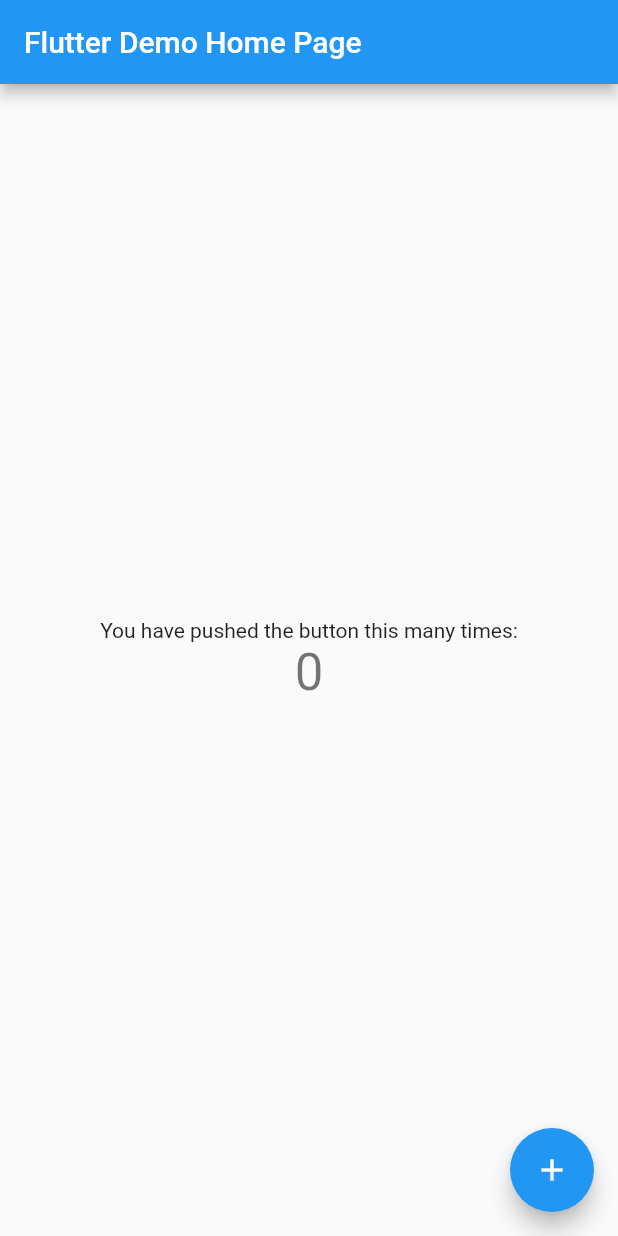
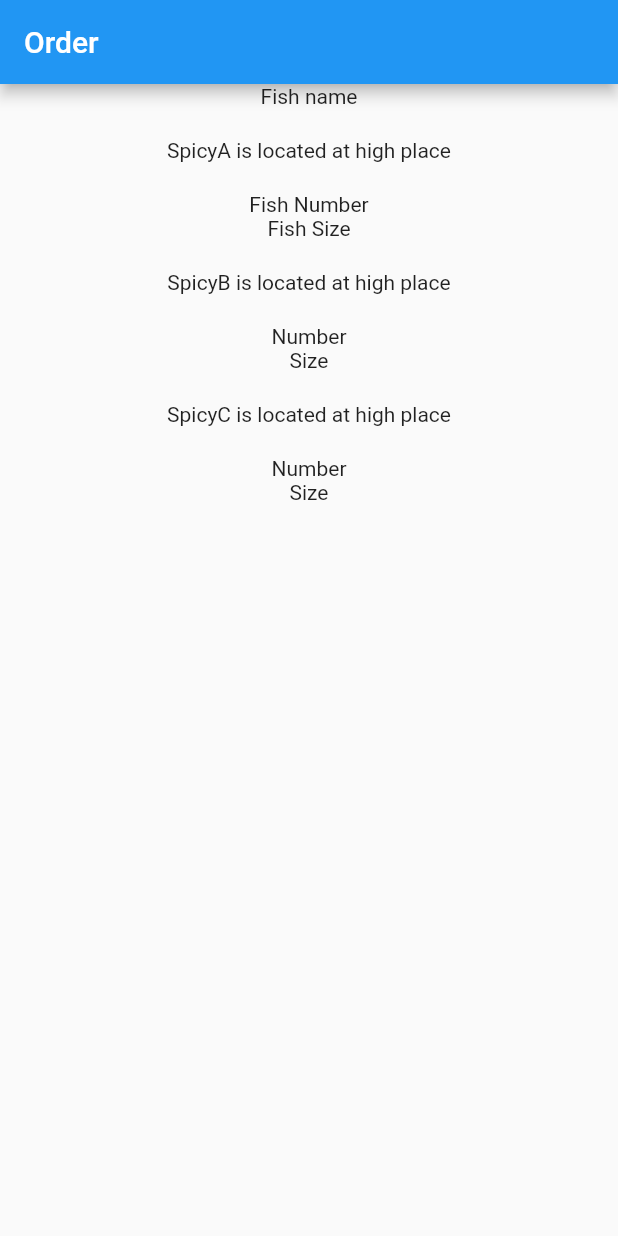
Before and after one commit to kangminchan99/Flutter_Provider, a Flutter app: the screen it shows after launch, on a phone screen of 412 x 824 dp. Run offline on Flutter 3.47's test engine with Material 2 defaults, Android fonts, the phone set to English and light mode, and no system bars.

Commit message:
fish order setting

```diff
--- a/lib/main.dart
+++ b/lib/main.dart
@@ -7,109 +7,124 @@ void main() {
 class MyApp extends StatelessWidget {
   const MyApp({super.key});
 
-  // This widget is the root of your application.
   @override
   Widget build(BuildContext context) {
-    return MaterialApp(
-      title: 'Flutter Demo',
-      theme: ThemeData(
-        // This is the theme of your application.
-        //
-        // Try running your application with "flutter run". You'll see the
-        // application has a blue toolbar. Then, without quitting the app, try
-        // changing the primarySwatch below to Colors.green and then invoke
-        // "hot reload" (press "r" in the console where you ran "flutter run",
-        // or simply save your changes to "hot reload" in a Flutter IDE).
-        // Notice that the counter didn't reset back to zero; the application
-        // is not restarted.
-        primarySwatch: Colors.blue,
-      ),
-      home: const MyHomePage(title: 'Flutter Demo Home Page'),
+    return const MaterialApp(
+      home: FishOrder(),
     );
   }
 }
 
-class MyHomePage extends StatefulWidget {
-  const MyHomePage({super.key, required this.title});
-
-  // This widget is the home page of your application. It is stateful, meaning
-  // that it has a State object (defined below) that contains fields that affect
-  // how it looks.
-
-  // This class is the configuration for the state. It holds the values (in this
-  // case the title) provided by the parent (in this case the App widget) and
-  // used by the build method of the State. Fields in a Widget subclass are
-  // always marked "final".
-
-  final String title;
-
-  @override
-  State<MyHomePage> createState() => _MyHomePageState();
-}
-
-class _MyHomePageState extends State<MyHomePage> {
-  int _counter = 0;
-
-  void _incrementCounter() {
-    setState(() {
-      // This call to setState tells the Flutter framework that something has
-      // changed in this State, which causes it to rerun the build method below
-      // so that the display can reflect the updated values. If we changed
-      // _counter without calling setState(), then the build method would not be
-      // called again, and so nothing would appear to happen.
-      _counter++;
-    });
-  }
+class FishOrder extends StatelessWidget {
+  const FishOrder({super.key});
 
   @override
   Widget build(BuildContext context) {
-    // This method is rerun every time setState is called, for instance as done
-    // by the _incrementCounter method above.
-    //
-    // The Flutter framework has been optimized to make rerunning build methods
-    // fast, so that you can just rebuild anything that needs updating rather
-    // than having to individually change instances of widgets.
     return Scaffold(
       appBar: AppBar(
-        // Here we take the value from the MyHomePage object that was created by
-        // the App.build method, and use it to set our appbar title.
-        title: Text(widget.title),
+        title: const Text('Order'),
       ),
       body: Center(
-        // Center is a layout widget. It takes a single child and positions it
-        // in the middle of the parent.
         child: Column(
-          // Column is also a layout widget. It takes a list of children and
-          // arranges them vertically. By default, it sizes itself to fit its
-          // children horizontally, and tries to be as tall as its parent.
-          //
-          // Invoke "debug painting" (press "p" in the console, choose the
-          // "Toggle Debug Paint" action from the Flutter Inspector in Android
-          // Studio, or the "Toggle Debug Paint" command in Visual Studio Code)
-          // to see the wireframe for each widget.
-          //
-          // Column has various properties to control how it sizes itself and
-          // how it positions its children. Here we use mainAxisAlignment to
-          // center the children vertically; the main axis here is the vertical
-          // axis because Columns are vertical (the cross axis would be
-          // horizontal).
-          mainAxisAlignment: MainAxisAlignment.center,
-          children: <Widget>[
-            const Text(
-              'You have pushed the button this many times:',
-            ),
-            Text(
-              '$_counter',
-              style: Theme.of(context).textTheme.headlineMedium,
-            ),
+          children: const [
+            Text('Fish name'),
+            SizedBox(height: 20),
+            High(),
           ],
         ),
       ),
-      floatingActionButton: FloatingActionButton(
-        onPressed: _incrementCounter,
-        tooltip: 'Increment',
-        child: const Icon(Icons.add),
-      ), // This trailing comma makes auto-formatting nicer for build methods.
     );
   }
 }
+
+class High extends StatelessWidget {
+  const High({super.key});
+
+  @override
+  Widget build(BuildContext context) {
+    return Column(
+      children: const [
+        Text('SpicyA is located at high place'),
+        SizedBox(height: 20),
+        SpicyA(),
+      ],
+    );
+  }
+}
+
+class SpicyA extends StatelessWidget {
+  const SpicyA({super.key});
+
+  @override
+  Widget build(BuildContext context) {
+    return Column(
+      children: const [
+        Text('Fish Number'),
+        Text('Fish Size'),
+        SizedBox(height: 20),
+        Middle(),
+      ],
+    );
+  }
+}
+
+class Middle extends StatelessWidget {
+  const Middle({super.key});
+
+  @override
+  Widget build(BuildContext context) {
+    return Column(
+      children: const [
+        Text('SpicyB is located at high place'),
+        SizedBox(height: 20),
+        SpicyB(),
+      ],
+    );
+  }
+}
+
+class SpicyB extends StatelessWidget {
+  const SpicyB({super.key});
+
+  @override
+  Widget build(BuildContext context) {
+    return Column(
+      children: const [
+        Text('Number'),
+        Text('Size'),
+        SizedBox(height: 20),
+        Low(),
+      ],
+    );
+  }
+}
+
+class Low extends StatelessWidget {
+  const Low({super.key});
+
+  @override
+  Widget build(BuildContext context) {
+    return Column(
+      children: const [
+        Text('SpicyC is located at high place'),
+        SizedBox(height: 20),
+        SpicyC(),
+      ],
+    );
+  }
+}
+
+class SpicyC extends StatelessWidget {
+  const SpicyC({super.key});
+
+  @override
+  Widget build(BuildContext context) {
+    return Column(
+      children: const [
+        Text('Number'),
+        Text('Size'),
+        SizedBox(height: 20),
+      ],
+    );
+  }
+}
--- /dev/null
+++ b/lib/model/fish_model.dart
@@ -0,0 +1,8 @@
+class FishModel {
+  // 생선 이름, 개수, 크기
+  final String name;
+  final int number;
+  final String size;
+
+  FishModel({required this.name, required this.number, required this.size});
+}
--- a/pubspec.yaml
+++ b/pubspec.yaml
@@ -35,6 +35,7 @@ dependencies:
   # The following adds the Cupertino Icons font to your application.
   # Use with the CupertinoIcons class for iOS style icons.
   cupertino_icons: ^1.0.2
+  provider: ^6.0.5
 
 dev_dependencies:
   flutter_test:
```
Also changed, not shown: pubspec.lock.
